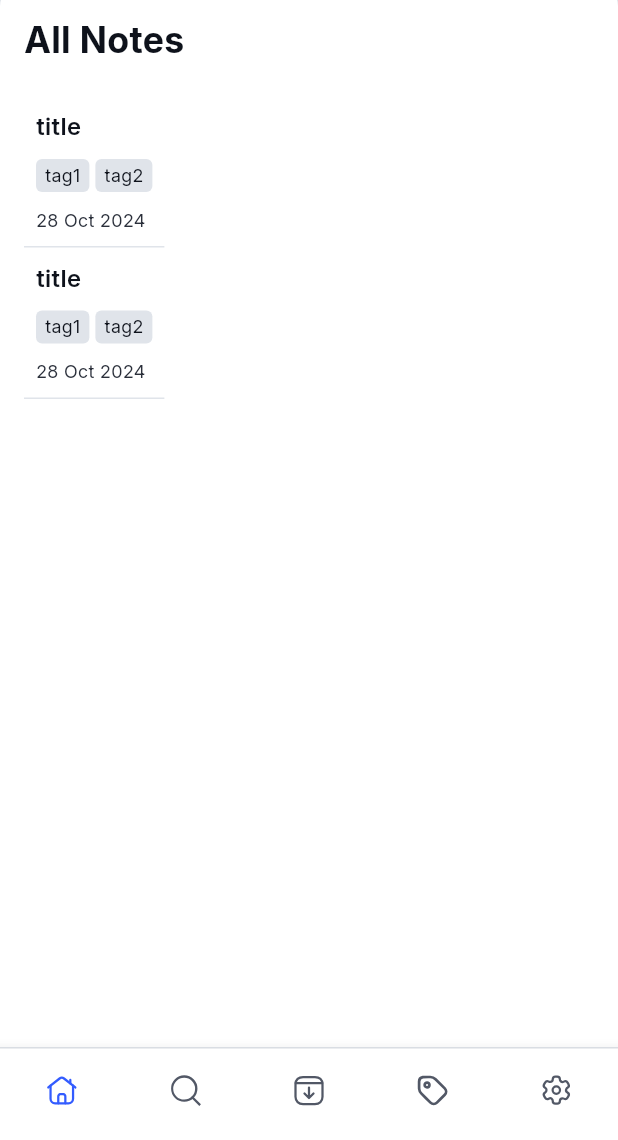
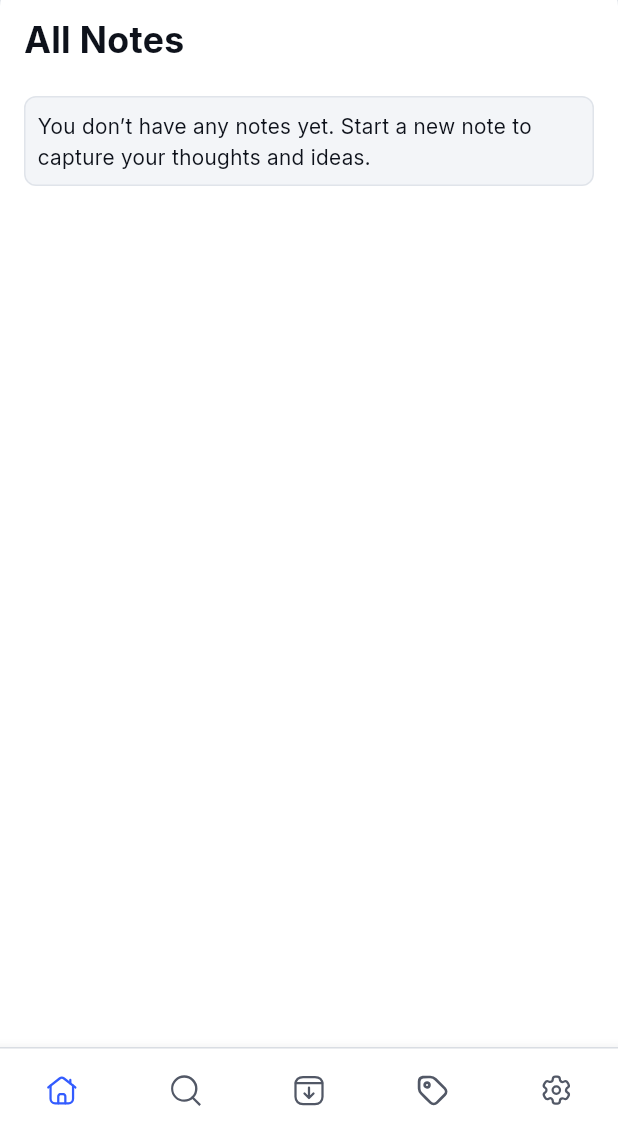
Before and after one commit to JER3MIAH/note-taking-app, a Flutter app: the screen it shows after launch, on a phone screen of 412 x 824 dp, the part 96-1236 px from its top. Run offline on Flutter 3.47's test engine with Material 3 defaults, Android fonts, the phone set to English and light mode, and no system bars; our stand-ins replace equatable, flutter_bloc, flutter_hooks, flutter_svg, get_it, shared_preferences.

Commit message:
feat: implement empty state for notes view

```diff
--- a/lib/src/features/home/presentation/components/components.dart
+++ b/lib/src/features/home/presentation/components/components.dart
@@ -2,3 +2,4 @@ export 'bottom_nav_bar/bottom_nav_bar.dart';
 export 'side_bar/side_bar.dart';
 export 'tags/tags_tile.dart';
 export 'notes/note_tile.dart';
+export 'empty_state/empty_state_container.dart';
--- /dev/null
+++ b/lib/src/features/home/presentation/components/empty_state/empty_state_container.dart
@@ -0,0 +1,31 @@
+import 'package:flutter/material.dart';
+import 'package:note_taking_app/src/shared/shared.dart';
+
+class EmptyStateContainer extends StatelessWidget {
+  final String text;
+  const EmptyStateContainer({
+    super.key,
+    required this.text,
+  });
+
+  @override
+  Widget build(BuildContext context) {
+    final theme = Theme.of(context).colorScheme;
+
+    return Container(
+      padding: EdgeInsets.all(spacing100),
+      decoration: BoxDecoration(
+        color: theme.primaryFixed,
+        border: Border.all(
+          color: theme.inversePrimary,
+        ),
+        borderRadius: BorderRadius.circular(8),
+      ),
+      child: AppText(
+        text,
+        fontSize: 14,
+        fontWeight: FontWeight.w400,
+      ),
+    );
+  }
+}
--- a/lib/src/features/home/presentation/components/notes/note_tile.dart
+++ b/lib/src/features/home/presentation/components/notes/note_tile.dart
@@ -16,6 +16,7 @@ class NoteTile extends StatelessWidget {
     final theme = Theme.of(context).colorScheme;
 
     return Container(
+      width: double.infinity,
       padding: EdgeInsets.all(spacing100),
       decoration: BoxDecoration(
         borderRadius: isSelected ? BorderRadius.circular(spacing75) : null,
--- a/lib/src/features/home/presentation/screens/views/home_view.dart
+++ b/lib/src/features/home/presentation/screens/views/home_view.dart
@@ -1,5 +1,7 @@
 import 'package:flutter/material.dart';
-import 'package:note_taking_app/src/features/home/data/models/note.dart';
+import 'package:flutter_bloc/flutter_bloc.dart';
+import 'package:note_taking_app/src/features/home/logic/blocs/note_bloc/note_bloc.dart';
+import 'package:note_taking_app/src/features/home/logic/blocs/note_bloc/note_state.dart';
 import 'package:note_taking_app/src/features/home/presentation/components/components.dart';
 import 'package:note_taking_app/src/shared/shared.dart';
 
@@ -8,6 +10,8 @@ class HomeView extends StatelessWidget {
 
   @override
   Widget build(BuildContext context) {
+    return BlocBuilder<NoteBloc, NoteState>(
+      builder: (_, state) {
         return AppColumn(
           crossAxisAlignment: CrossAxisAlignment.start,
           children: [
@@ -17,19 +21,27 @@ class HomeView extends StatelessWidget {
               fontWeight: FontWeight.w700,
             ),
             YBox(20),
+            if (state.notes.isEmpty)
+              EmptyStateContainer(
+                text:
+                    'You don’t have any notes yet. Start a new note to capture your thoughts and ideas.',
+              )
+            else
               Column(
                 mainAxisSize: MainAxisSize.min,
                 children: List.generate(
-            2,
+                  state.notes.length,
                   (index) {
-              // final note = [index];
+                    final note = state.notes[index];
                     return NoteTile(
-                note: Note.testValues(),
+                      note: note,
                     );
                   },
                 ),
               ),
           ],
         );
+      },
+    );
   }
 }
```
Lines whose indentation alone changed are shown as unchanged.
